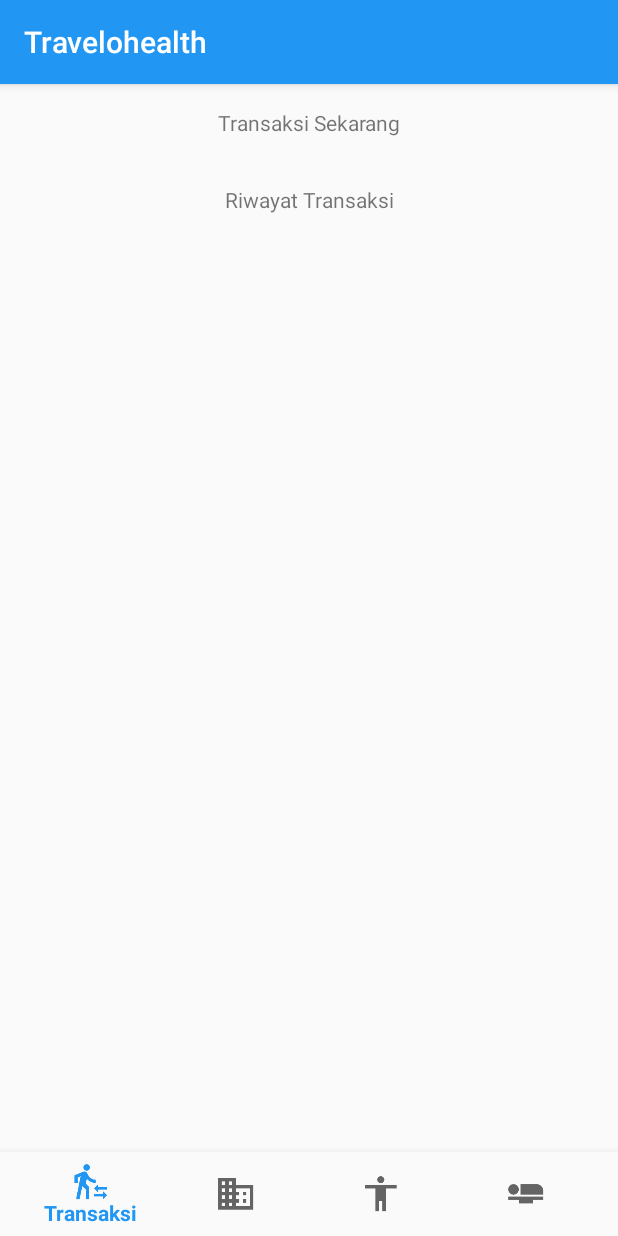
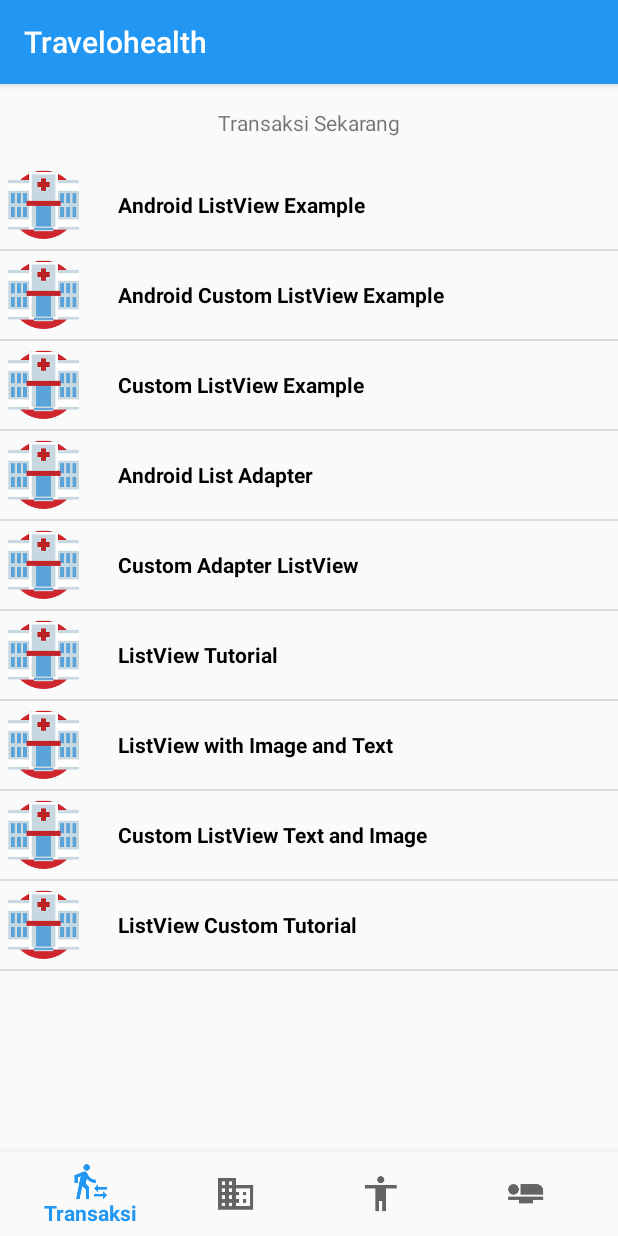
Before and after one commit to Daneswara/Travelohealth, an Android app: the screen it shows after launch (Home), on a phone screen of 412 x 824 dp. Run offline under Robolectric (Android 15) with nearby library versions, the phone set to English and light mode, and no system bars.

Commit message:
add list view

```diff
--- /dev/null
+++ b/app/src/main/java/com/masbie/travelohealth/AdapterTransaksiSekarang.java
@@ -0,0 +1,45 @@
+package com.masbie.travelohealth;
+
+import android.app.Activity;
+import android.content.Context;
+import android.support.annotation.IdRes;
+import android.support.annotation.LayoutRes;
+import android.support.annotation.NonNull;
+import android.view.LayoutInflater;
+import android.view.View;
+import android.view.ViewGroup;
+import android.widget.ArrayAdapter;
+import android.widget.ImageView;
+import android.widget.TextView;
+
+import java.util.List;
+
+/**
+ * Created by Daneswara Jauhari on 06/08/2017.
+ */
+
+public class AdapterTransaksiSekarang extends ArrayAdapter {
+    String[] androidListViewStrings;
+    Integer[] imagesId;
+    Context context;
+
+    public AdapterTransaksiSekarang(Activity context, Integer[] imagesId, String[] textListView) {
+        super(context, R.layout.layout_transaksi_listview, textListView);
+        this.androidListViewStrings = textListView;
+        this.imagesId = imagesId;
+        this.context = context;
+    }
+
+    @Override
+    public View getView(int i, View view, ViewGroup viewGroup) {
+        LayoutInflater layoutInflater = (LayoutInflater) context
+                .getSystemService(Context.LAYOUT_INFLATER_SERVICE);
+        View viewRow = layoutInflater.inflate(R.layout.layout_transaksi_listview, null,
+                true);
+        TextView mtextView = (TextView) viewRow.findViewById(R.id.text_view);
+        ImageView mimageView = (ImageView) viewRow.findViewById(R.id.image_view);
+        mtextView.setText(androidListViewStrings[i]);
+        mimageView.setImageResource(imagesId[i]);
+        return viewRow;
+    }
+}
--- a/app/src/main/java/com/masbie/travelohealth/Home.java
+++ b/app/src/main/java/com/masbie/travelohealth/Home.java
@@ -9,6 +9,7 @@
 import android.view.View;
 import android.widget.FrameLayout;
 import android.widget.LinearLayout;
+import android.widget.ListView;
 import android.widget.TextView;
 
 public class Home extends AppCompatActivity {
@@ -54,7 +55,13 @@
         }
 
     };
+    String androidListViewStrings[] = {"Android ListView Example", "Android Custom ListView Example", "Custom ListView Example",
+            "Android List Adapter", "Custom Adapter ListView", "ListView Tutorial",
+            "ListView with Image and Text", "Custom ListView Text and Image", "ListView Custom Tutorial"};
 
+    Integer image_id[] = {R.mipmap.ic_launcher, R.mipmap.ic_launcher, R.mipmap.ic_launcher,
+            R.mipmap.ic_launcher, R.mipmap.ic_launcher, R.mipmap.ic_launcher,
+            R.mipmap.ic_launcher, R.mipmap.ic_launcher, R.mipmap.ic_launcher};
     @Override
     protected void onCreate(Bundle savedInstanceState) {
         super.onCreate(savedInstanceState);
@@ -70,6 +77,10 @@
         f4.setVisibility(View.GONE);
         BottomNavigationView navigation = (BottomNavigationView) findViewById(R.id.navigation);
         navigation.setOnNavigationItemSelectedListener(mOnNavigationItemSelectedListener);
+
+        AdapterTransaksiSekarang androidListAdapter = new AdapterTransaksiSekarang(this, image_id, androidListViewStrings);
+        ListView androidListView = (ListView) findViewById(R.id.custom_listview_transaksi_sekarang);
+        androidListView.setAdapter(androidListAdapter);
     }
 
 }
--- a/app/src/main/res/layout/activity_home.xml
+++ b/app/src/main/res/layout/activity_home.xml
@@ -8,12 +8,13 @@
     android:orientation="vertical"
     tools:context="com.masbie.travelohealth.Home">
 
+
         <LinearLayout
             android:id="@+id/transaksi"
             android:layout_width="match_parent"
-        android:orientation="vertical"
             android:layout_height="0dp"
-        android:layout_weight="1">
+            android:layout_weight="1"
+            android:orientation="vertical">
 
             <TextView
                 android:id="@+id/tsekarang"
@@ -23,19 +24,24 @@
                 android:layout_marginLeft="@dimen/activity_horizontal_margin"
                 android:layout_marginRight="@dimen/activity_horizontal_margin"
                 android:layout_marginTop="@dimen/activity_vertical_margin"
-            android:textAlignment="center"
-            android:text="Transaksi Sekarang" />
+                android:text="Transaksi Sekarang"
+                android:textAlignment="center" />
+
+            <ListView
+                android:id="@+id/custom_listview_transaksi_sekarang"
+                android:layout_width="match_parent"
+                android:layout_height="match_parent" />
 
             <TextView
-            android:id="@+id/rtransaksi"
+                android:id="@+id/ttransaksi"
                 android:layout_width="match_parent"
                 android:layout_height="wrap_content"
                 android:layout_marginBottom="@dimen/activity_vertical_margin"
                 android:layout_marginLeft="@dimen/activity_horizontal_margin"
                 android:layout_marginRight="@dimen/activity_horizontal_margin"
                 android:layout_marginTop="@dimen/activity_vertical_margin"
-            android:textAlignment="center"
-            android:text="Riwayat Transaksi" />
+                android:text="Riwayat Transaksi"
+                android:textAlignment="center" />
 
         </LinearLayout>
 
@@ -43,8 +49,8 @@
             android:id="@+id/layanan"
             android:layout_width="match_parent"
             android:layout_height="0dp"
-        android:orientation="vertical"
-        android:layout_weight="1">
+            android:layout_weight="1"
+            android:orientation="vertical">
 
             <TextView
                 android:id="@+id/layanantext"
@@ -62,8 +68,8 @@
             android:id="@+id/dokter"
             android:layout_width="match_parent"
             android:layout_height="0dp"
-        android:orientation="vertical"
-        android:layout_weight="1">
+            android:layout_weight="1"
+            android:orientation="vertical">
 
             <TextView
                 android:id="@+id/textdokter"
@@ -81,8 +87,8 @@
             android:id="@+id/kamar"
             android:layout_width="match_parent"
             android:layout_height="0dp"
-        android:orientation="vertical"
-        android:layout_weight="1">
+            android:layout_weight="1"
+            android:orientation="vertical">
 
             <TextView
                 android:id="@+id/textkamar"
--- /dev/null
+++ b/app/src/main/res/layout/layout_transaksi_listview.xml
@@ -0,0 +1,25 @@
+<?xml version="1.0" encoding="utf-8"?>
+<LinearLayout xmlns:android="http://schemas.android.com/apk/res/android"
+    android:layout_width="match_parent"
+    android:layout_height="match_parent"
+    android:orientation="horizontal">
+
+    <ImageView
+        android:id="@+id/image_view"
+        android:layout_width="wrap_content"
+        android:layout_height="wrap_content"
+        android:layout_gravity="center_vertical"
+        android:padding="5dp"
+        android:src="@mipmap/ic_launcher" />
+
+    <TextView
+        android:id="@+id/text_view"
+        android:layout_width="wrap_content"
+        android:layout_height="wrap_content"
+        android:layout_gravity="center_vertical"
+        android:layout_marginLeft="20dp"
+        android:text="Custom Android ListView Example"
+        android:textColor="#000"
+        android:textStyle="bold" />
+
+</LinearLayout>
```
Lines whose indentation alone changed are shown as unchanged.
